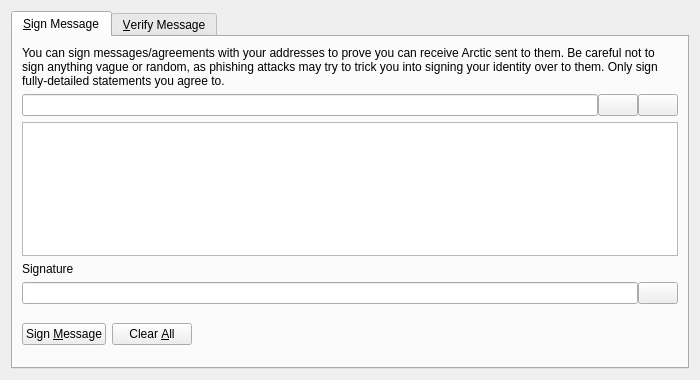
AdvancedTechnologyCoin/arc_core, file src/qt/forms/signverifymessagedialog.ui: the form before one commit.
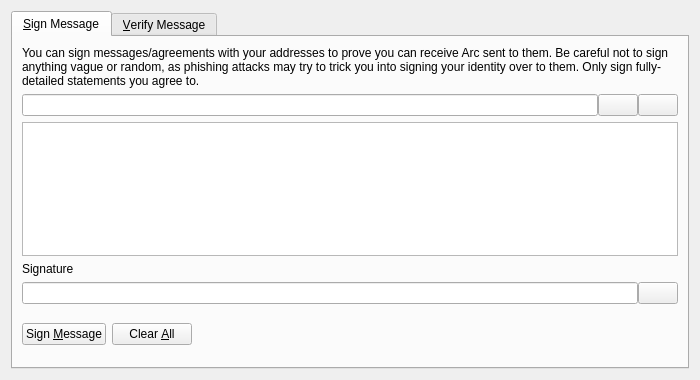
The form after the commit. Custom widgets are drawn as their Qt base class.

```diff
--- a/src/qt/forms/signverifymessagedialog.ui
+++ b/src/qt/forms/signverifymessagedialog.ui
@@ -30,7 +30,7 @@
        <item>
         <widget class="QLabel" name="infoLabel_SM">
          <property name="text">
-          <string>You can sign messages/agreements with your addresses to prove you can receive Arctic sent to them. Be careful not to sign anything vague or random, as phishing attacks may try to trick you into signing your identity over to them. Only sign fully-detailed statements you agree to.</string>
+          <string>You can sign messages/agreements with your addresses to prove you can receive Arc sent to them. Be careful not to sign anything vague or random, as phishing attacks may try to trick you into signing your identity over to them. Only sign fully-detailed statements you agree to.</string>
          </property>
          <property name="textFormat">
           <enum>Qt::PlainText</enum>
```
Left out of the diff: 8 changed lines with no effect on the pictures.
